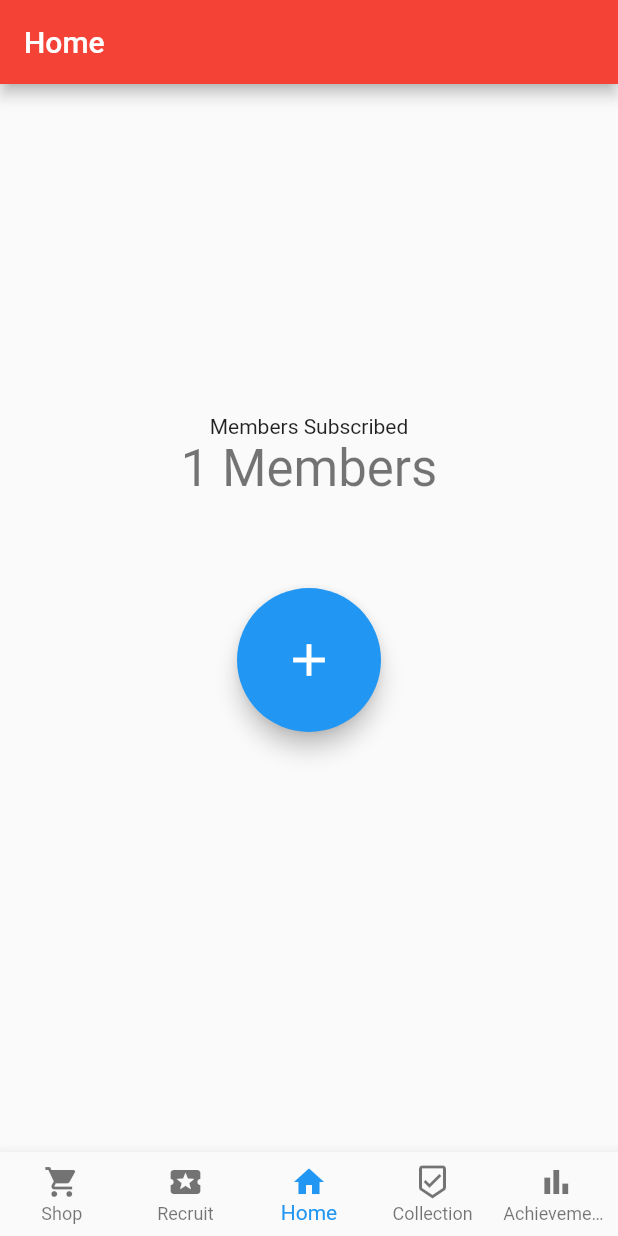
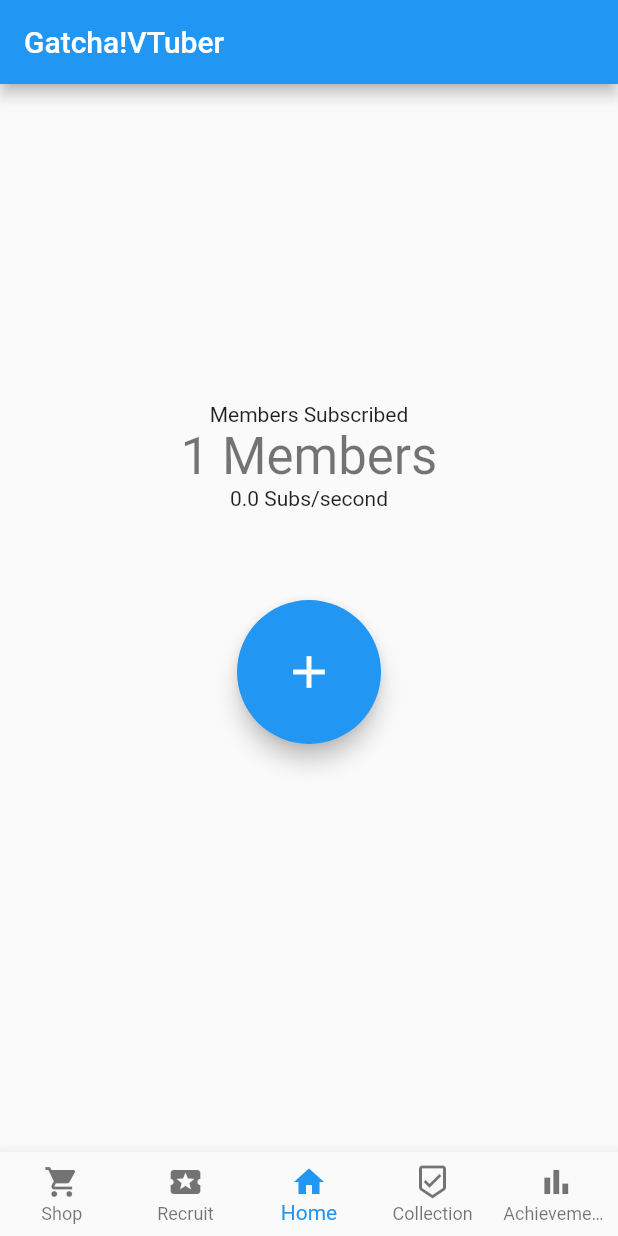
Before and after one commit to GlitchAmbush/mobile_proj, a Flutter app: the screen it shows after launch, after a tap on "Play", after a tap on the "add" icon, on a phone screen of 412 x 824 dp. Run offline on Flutter 3.47's test engine with Material 2 defaults, Android fonts, the phone set to English and light mode, and no system bars.

Commit message:
Added Average Clicks / Second. Currency now shows in titles of other pages

```diff
--- a/lib/screens/achievements_page.dart
+++ b/lib/screens/achievements_page.dart
@@ -1,4 +1,5 @@
 import 'package:flutter/material.dart';
+import '../util/constants.dart' as constants;
 
 class AchievementsPage extends StatefulWidget {
   const AchievementsPage({Key? key}) : super(key: key);
@@ -13,9 +14,8 @@ class _AchievementsPageState extends State<AchievementsPage> {
   Widget build(BuildContext context) {
     return Scaffold(
         appBar: AppBar(
-          backgroundColor: Colors.purple[300],
-          title: const Text('Achievements'),
-        ),
+            backgroundColor: Colors.blue,
+            title: Text('Subs: ${constants.members}')),
         body: ListView.builder(
             controller: _firstController,
             itemCount: 15,
--- a/lib/screens/banner_page.dart
+++ b/lib/screens/banner_page.dart
@@ -1,4 +1,5 @@
 import 'package:flutter/material.dart';
+import '../util/constants.dart' as constants;
 
 class BannerPage extends StatefulWidget {
   const BannerPage({Key? key}) : super(key: key);
@@ -14,8 +15,8 @@ class _BannerPageState extends State<BannerPage> {
   Widget build(BuildContext context) {
     return Scaffold(
         appBar: AppBar(
-            backgroundColor: Colors.green,
-            title: const Text('Recruit Banners')),
+            backgroundColor: Colors.blue,
+            title: Text('Subs: ${constants.members}')),
         body: ListView.builder(
             controller: _firstController,
             itemCount: 6,
--- a/lib/screens/collection_page.dart
+++ b/lib/screens/collection_page.dart
@@ -1,4 +1,5 @@
 import 'package:flutter/material.dart';
+import '../util/constants.dart' as constants;
 
 class CollectionPage extends StatefulWidget {
   const CollectionPage({Key? key}) : super(key: key);
@@ -13,9 +14,8 @@ class _CollectionPageState extends State<CollectionPage> {
   Widget build(BuildContext context) {
     return Scaffold(
         appBar: AppBar(
-          backgroundColor: Colors.purple[300],
-          title: const Text('Collection'),
-        ),
+            backgroundColor: Colors.blue,
+            title: Text('Subs: ${constants.members}')),
         body: ListView.builder(
             controller: _firstController,
             itemCount: 15,
--- a/lib/screens/main_game.dart
+++ b/lib/screens/main_game.dart
@@ -1,5 +1,6 @@
 import 'package:flutter/material.dart';
 import '../util/constants.dart' as constants;
+import 'dart:async';
 
 class MainGame extends StatefulWidget {
   const MainGame({super.key});
@@ -10,18 +11,37 @@ class MainGame extends StatefulWidget {
 
 class _MainGameState extends State<MainGame> {
   int _count = constants.members;
+  int _timedCount = 0;
+  double _average = 0;
+  Timer? timer;
 
   void update() {
     setState(() {
       constants.members++;
       _count++;
+      _timedCount++;
     });
+  }
+
+  void averageClicks() {
+    setState(() {
+      _average = _timedCount / 5;
+      _timedCount = 0;
+    });
+  }
+
+  @override
+  void initState() {
+    super.initState();
+    timer = Timer.periodic(
+        const Duration(seconds: 5), (Timer t) => averageClicks());
   }
 
   @override
   Widget build(BuildContext context) {
     return Scaffold(
-        appBar: AppBar(backgroundColor: Colors.red, title: const Text('Home')),
+        appBar: AppBar(
+            backgroundColor: Colors.blue, title: const Text('Gatcha!VTuber')),
         body: Center(
           child: Column(
             mainAxisAlignment: MainAxisAlignment.center,
@@ -32,6 +52,7 @@ class _MainGameState extends State<MainGame> {
                 '$_count Members',
                 style: Theme.of(context).textTheme.headlineMedium,
               ),
+              Text('$_average Subs/second'),
               Padding(
                 padding: const EdgeInsets.all(60.0),
                 child: FloatingActionButton.large(
--- a/lib/screens/shop_page.dart
+++ b/lib/screens/shop_page.dart
@@ -1,4 +1,5 @@
 import 'package:flutter/material.dart';
+import '../util/constants.dart' as constants;
 
 class ShopPage extends StatefulWidget {
   const ShopPage({Key? key}) : super(key: key);
@@ -13,9 +14,8 @@ class _ShopPageState extends State<ShopPage> {
   Widget build(BuildContext context) {
     return Scaffold(
         appBar: AppBar(
-          backgroundColor: Colors.purple[300],
-          title: const Text('Shop'),
-        ),
+            backgroundColor: Colors.blue,
+            title: Text('Subs: ${constants.members}')),
         body: ListView.builder(
             controller: _firstController,
             itemCount: 15,
```
